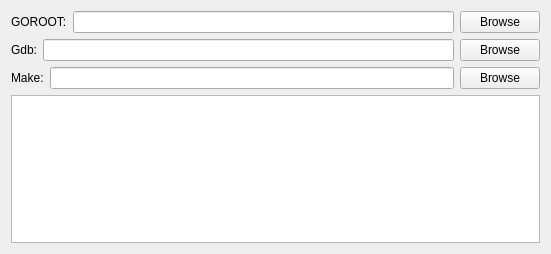
First picture: the form in src/plugins/golangpro/golangoption.ui, repository Gerasina1981/liteide.liteide, before the edit.
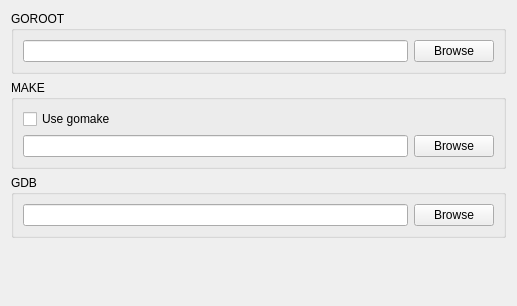
Second picture: the form after the edit.

```diff
--- a/src/plugins/golangpro/golangoption.ui
+++ b/src/plugins/golangpro/golangoption.ui
@@ -6,23 +6,22 @@
    <rect>
     <x>0</x>
     <y>0</y>
-    <width>551</width>
-    <height>254</height>
+    <width>517</width>
+    <height>306</height>
    </rect>
   </property>
   <property name="windowTitle">
    <string>Form</string>
   </property>
-  <layout class="QVBoxLayout" name="verticalLayout">
+  <layout class="QVBoxLayout" name="verticalLayout_4">
+   <item>
+    <widget class="QGroupBox" name="groupBox">
+     <property name="title">
+      <string>GOROOT</string>
+     </property>
+     <layout class="QVBoxLayout" name="verticalLayout_2">
    <item>
     <layout class="QHBoxLayout" name="horizontalLayout">
-     <item>
-      <widget class="QLabel" name="label">
-       <property name="text">
-        <string>GOROOT:</string>
-       </property>
-      </widget>
-     </item>
      <item>
       <widget class="QLineEdit" name="gorootEdit"/>
      </item>
@@ -35,36 +34,41 @@
      </item>
     </layout>
    </item>
+     </layout>
+    </widget>
+   </item>
    <item>
-    <layout class="QHBoxLayout" name="horizontalLayout_2">
+    <widget class="QGroupBox" name="GroupBox">
+     <property name="title">
+      <string>MAKE</string>
+     </property>
+     <layout class="QVBoxLayout" name="verticalLayout">
      <item>
-      <widget class="QLabel" name="label_2">
+       <layout class="QHBoxLayout" name="horizontalLayout_4">
+        <item>
+         <widget class="QCheckBox" name="useGoMakeCheck">
        <property name="text">
-        <string>Gdb:</string>
+           <string>Use gomake</string>
        </property>
       </widget>
      </item>
      <item>
-      <widget class="QLineEdit" name="gdbEdit"/>
-     </item>
-     <item>
-      <widget class="QPushButton" name="browseGdb">
-       <property name="text">
-        <string>Browse</string>
-       </property>
-      </widget>
+         <spacer name="horizontalSpacer">
+          <property name="orientation">
+           <enum>Qt::Horizontal</enum>
+          </property>
+          <property name="sizeHint" stdset="0">
+           <size>
+            <width>40</width>
+            <height>20</height>
+           </size>
+          </property>
+         </spacer>
      </item>
     </layout>
    </item>
    <item>
     <layout class="QHBoxLayout" name="horizontalLayout_3">
-     <item>
-      <widget class="QLabel" name="label_3">
-       <property name="text">
-        <string>Make:</string>
-       </property>
-      </widget>
-     </item>
      <item>
       <widget class="QLineEdit" name="makeEdit"/>
      </item>
@@ -77,8 +81,44 @@
      </item>
     </layout>
    </item>
+     </layout>
+    </widget>
+   </item>
    <item>
-    <widget class="QListView" name="listView"/>
+    <widget class="QGroupBox" name="groupBox_2">
+     <property name="title">
+      <string>GDB</string>
+     </property>
+     <layout class="QVBoxLayout" name="verticalLayout_3">
+      <item>
+       <layout class="QHBoxLayout" name="horizontalLayout_2">
+        <item>
+         <widget class="QLineEdit" name="gdbEdit"/>
+        </item>
+        <item>
+         <widget class="QPushButton" name="browseGdb">
+          <property name="text">
+           <string>Browse</string>
+          </property>
+         </widget>
+        </item>
+       </layout>
+      </item>
+     </layout>
+    </widget>
+   </item>
+   <item>
+    <spacer name="verticalSpacer">
+     <property name="orientation">
+      <enum>Qt::Vertical</enum>
+     </property>
+     <property name="sizeHint" stdset="0">
+      <size>
+       <width>20</width>
+       <height>40</height>
+      </size>
+     </property>
+    </spacer>
    </item>
   </layout>
  </widget>
```
Lines whose indentation alone changed are shown as unchanged.
